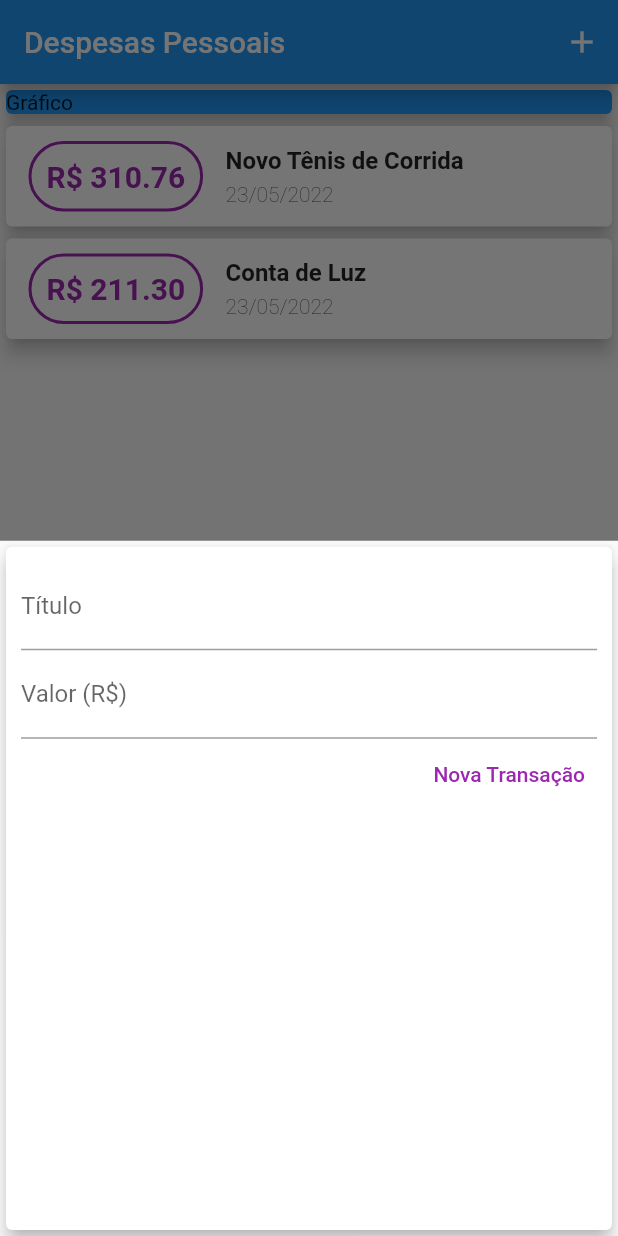
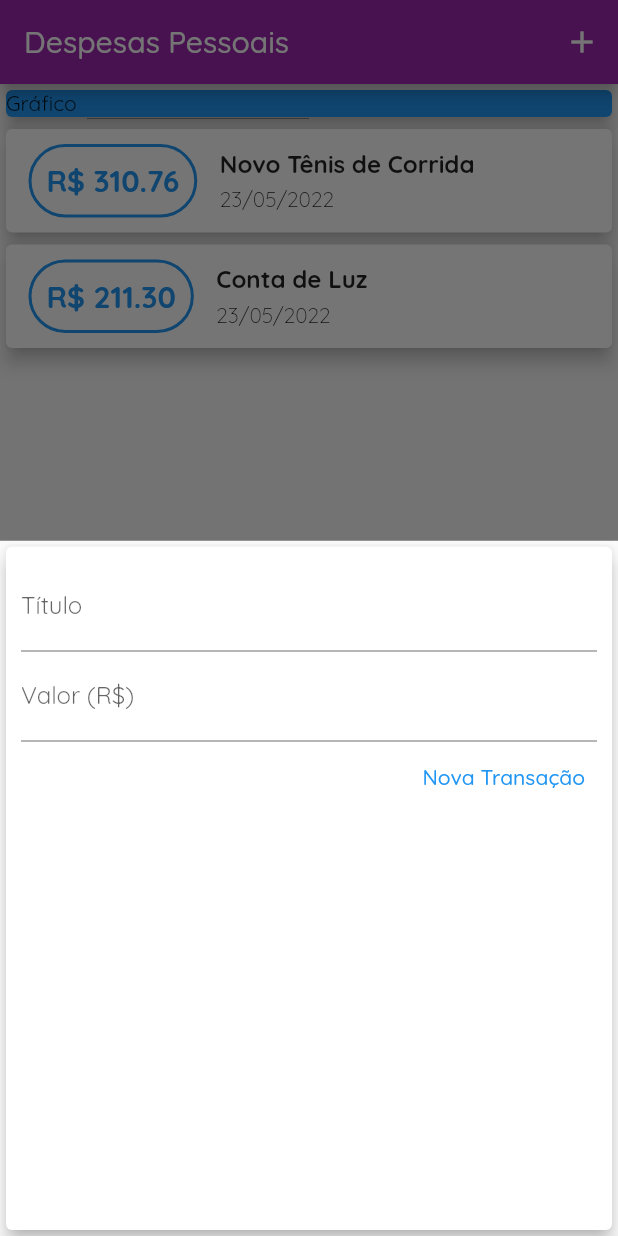
Before and after one commit to alefbispo/app_despesas, a Flutter app: the screen it shows after launch, after a tap on the "add" icon, on a phone screen of 412 x 824 dp. Run offline on Flutter 3.47's test engine with Material 2 defaults, Android fonts, the phone set to English and light mode, and no system bars; our stand-ins replace google_fonts.

Commit message:
adicionando fontes google

```diff
--- a/lib/main.dart
+++ b/lib/main.dart
@@ -1,5 +1,6 @@
 import 'package:app_despesas/models/transaction_form.dart';
 import 'package:flutter/material.dart';
+import 'package:google_fonts/google_fonts.dart';
 import 'dart:math';
 import 'models/transaction.dart';
 import 'models/transation_list.dart';
@@ -10,7 +11,16 @@ class ExpensesApp extends StatelessWidget {
   const ExpensesApp({Key? key}) : super(key: key);
   @override
   Widget build(BuildContext context) {
-    return const MaterialApp(home: MyHomePage());
+    return MaterialApp(
+      home: MyHomePage(),
+      debugShowCheckedModeBanner: false,
+      theme: ThemeData(
+        fontFamily: GoogleFonts.quicksand().fontFamily,
+        colorScheme: ColorScheme.fromSwatch(
+          primarySwatch: Colors.purple,
+        ).copyWith(secondary: Colors.amber),
+      ),
+    );
   }
 }
 
--- a/lib/models/transaction_form.dart
+++ b/lib/models/transaction_form.dart
@@ -57,7 +57,7 @@ class _TransactionFormState extends State<TransactionForm> {
                   child: Text(
                     'Nova Transação',
                     style: TextStyle(
-                      color: Colors.purple,
+                      color: Theme.of(context).primaryColor
                     ),
                   ),
                 )
--- a/lib/models/transation_list.dart
+++ b/lib/models/transation_list.dart
@@ -23,7 +23,7 @@ class TransactionList extends StatelessWidget {
                   decoration: BoxDecoration(
                     borderRadius: BorderRadius.circular(30),
                     border: Border.all(
-                      color: Colors.purple,
+                      color: Theme.of(context).primaryColor,
                       width: 2,
                     ),
                   ),
@@ -33,7 +33,7 @@ class TransactionList extends StatelessWidget {
                     style: TextStyle(
                         fontWeight: FontWeight.bold,
                         fontSize: 20,
-                        color: Colors.purple),
+                        color: Theme.of(context).primaryColor),
                   )),
               Column(
                 crossAxisAlignment: CrossAxisAlignment.start,
--- a/pubspec.yaml
+++ b/pubspec.yaml
@@ -35,6 +35,7 @@ dependencies:
   # Use with the CupertinoIcons class for iOS style icons.
   cupertino_icons: ^1.0.2
   intl: ^0.17.0
+  google_fonts: ^3.0.0
 
 dev_dependencies:
   flutter_test:
```
Also changed, not shown: pubspec.lock, 1 other file.
